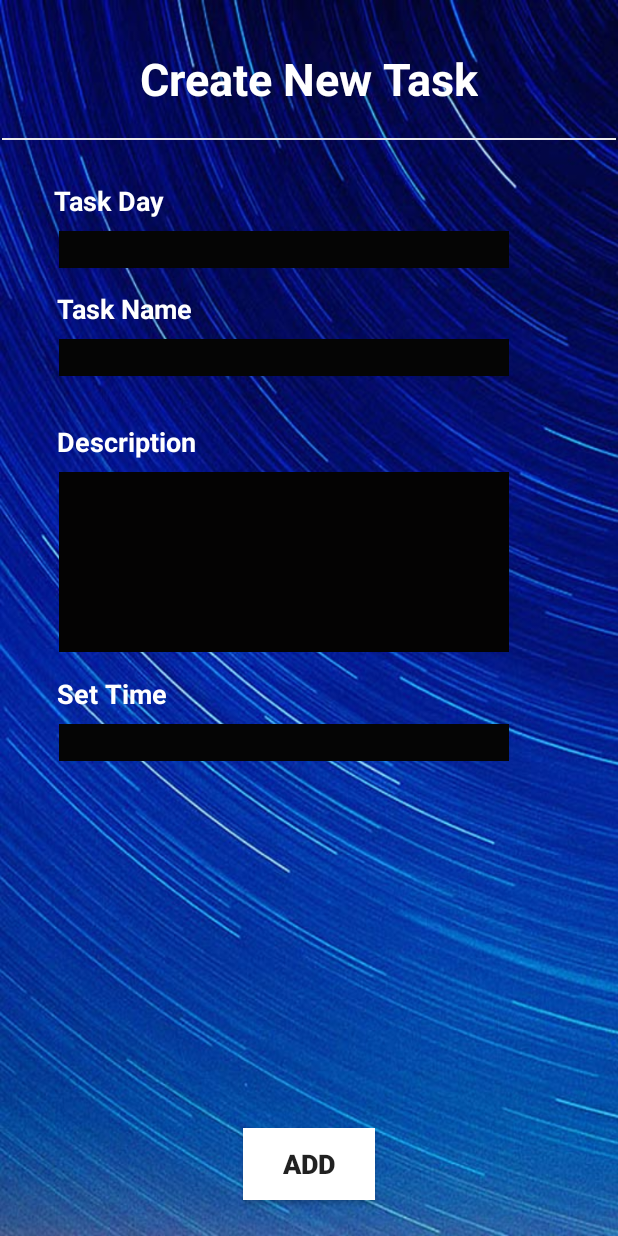
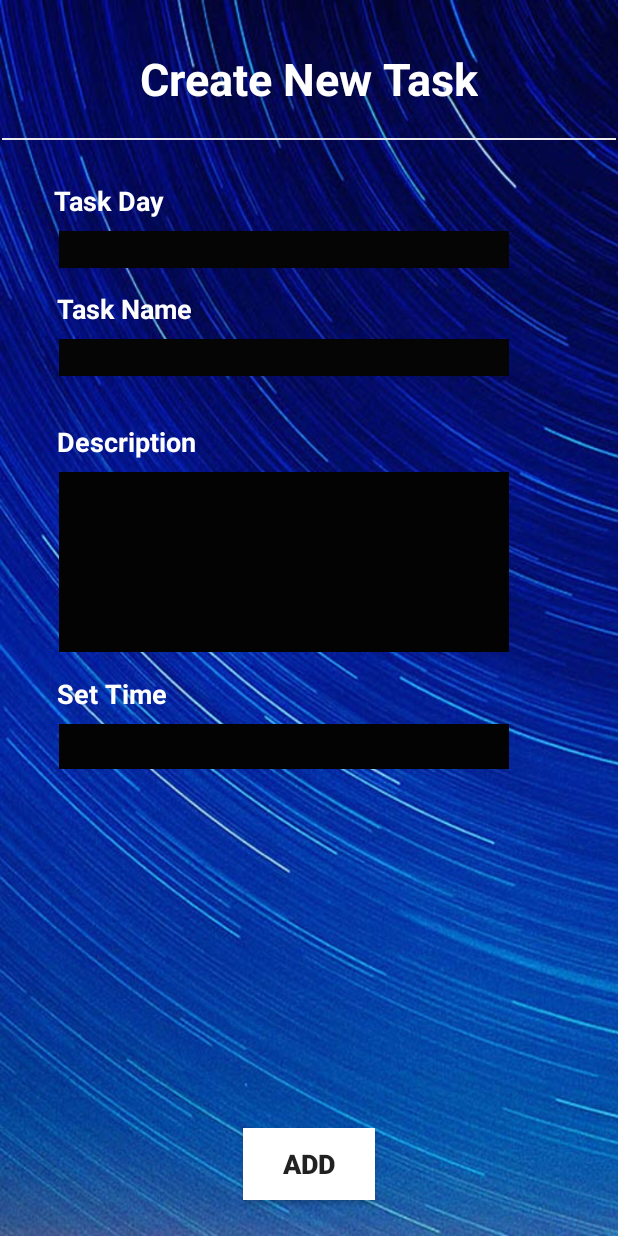
Before and after one commit to mccoy7777/AssistedLivingApplication, an Android app: the CreateNewDailyTask screen opened directly, with no data from a screen before it, on a phone screen of 412 x 824 dp. Run offline under Robolectric (Android 15) with nearby library versions, the light colour scheme and no system bars; our stand-ins replace Firebase (no records; nobody signed in at launch, a user with empty details on screens opened directly).

Commit message:
Add TimePicker to set time for daily tasks

```diff
--- a/app/src/main/java/com/example/assistedlivingapplication/CreateNewDailyTask.java
+++ b/app/src/main/java/com/example/assistedlivingapplication/CreateNewDailyTask.java
@@ -3,7 +3,9 @@ package com.example.assistedlivingapplication;
 import androidx.annotation.NonNull;
 import androidx.appcompat.app.AppCompatActivity;
 import androidx.core.widget.NestedScrollView;
+import androidx.fragment.app.DialogFragment;
 
+import android.app.TimePickerDialog;
 import android.content.Intent;
 import android.os.Bundle;
 import android.view.View;
@@ -12,6 +14,7 @@ import android.widget.ArrayAdapter;
 import android.widget.Button;
 import android.widget.EditText;
 import android.widget.Spinner;
+import android.widget.TextView;
 import android.widget.Toast;
 
 import com.google.android.gms.tasks.OnFailureListener;
@@ -24,16 +27,19 @@ import com.google.firebase.firestore.FirebaseFirestore;
 import com.google.firebase.storage.FirebaseStorage;
 import com.google.firebase.storage.StorageReference;
 
+import org.w3c.dom.Text;
+
 import java.util.ArrayList;
 import java.util.Arrays;
 import java.util.HashMap;
 import java.util.List;
 import java.util.Map;
 
-public class CreateNewDailyTask extends AppCompatActivity {
+public class CreateNewDailyTask extends AppCompatActivity implements TimePickerDialog.OnTimeSetListener {
 
     //Declare variables
-    EditText taskName, taskDescription, taskTime, taskDay;
+    EditText taskName, taskDescription, taskDay;
+    TextView taskTime;
     Button addTask;
 
 
@@ -59,8 +65,23 @@ public class CreateNewDailyTask extends AppCompatActivity {
 
         });//end of onClickListener
 
+        taskTime.setOnClickListener(new View.OnClickListener() {
+            @Override
+            public void onClick(View view) {
+                DialogFragment timePicker = new TimePicker();
+                timePicker.show(getSupportFragmentManager(), "time picker");
+
+            }//end of onClick method
+
+        });//end of onClick Listener
+
 
     }//end of onCreate Method
+
+    @Override
+    public void onTimeSet(android.widget.TimePicker timePicker, int i, int i1) {
+        taskTime.setText(i + ":" + i1);
+    }//end of onTimeSet method
 
     //Create method to save task
     private void saveTask() {
--- a/app/src/main/res/layout/activity_create_new_daily_task.xml
+++ b/app/src/main/res/layout/activity_create_new_daily_task.xml
@@ -129,20 +129,6 @@
         app:layout_constraintStart_toStartOf="parent"
         app:layout_constraintTop_toBottomOf="@+id/textView2" />
 
-    <EditText
-        android:id="@+id/et_time"
-        android:layout_width="300dp"
-        android:layout_height="wrap_content"
-        android:layout_marginStart="39dp"
-        android:layout_marginLeft="39dp"
-        android:layout_marginTop="8dp"
-        android:background="#050505"
-        android:ems="10"
-        android:inputType="textPersonName"
-        android:textColor="#FFFFFF"
-        android:textColorHint="#FFFFFF"
-        app:layout_constraintStart_toStartOf="parent"
-        app:layout_constraintTop_toBottomOf="@+id/textView5" />
 
     <EditText
         android:id="@+id/et_Description"
@@ -159,4 +145,17 @@
         app:layout_constraintStart_toStartOf="parent"
         app:layout_constraintTop_toBottomOf="@+id/textView4" />
 
+    <TextView
+        android:id="@+id/et_time"
+        android:layout_width="300dp"
+        android:layout_height="wrap_content"
+        android:layout_marginStart="39dp"
+        android:layout_marginLeft="39dp"
+        android:layout_marginTop="8dp"
+        android:background="#040303"
+        android:padding="5dp"
+        android:textColor="#FFFFFF"
+        app:layout_constraintStart_toStartOf="parent"
+        app:layout_constraintTop_toBottomOf="@+id/textView5" />
+
 </androidx.constraintlayout.widget.ConstraintLayout>
```
Also changed, not shown: app/src/main/java/com/example/assistedlivingapplication/TimePicker.java (added, +27 -0 lines).
